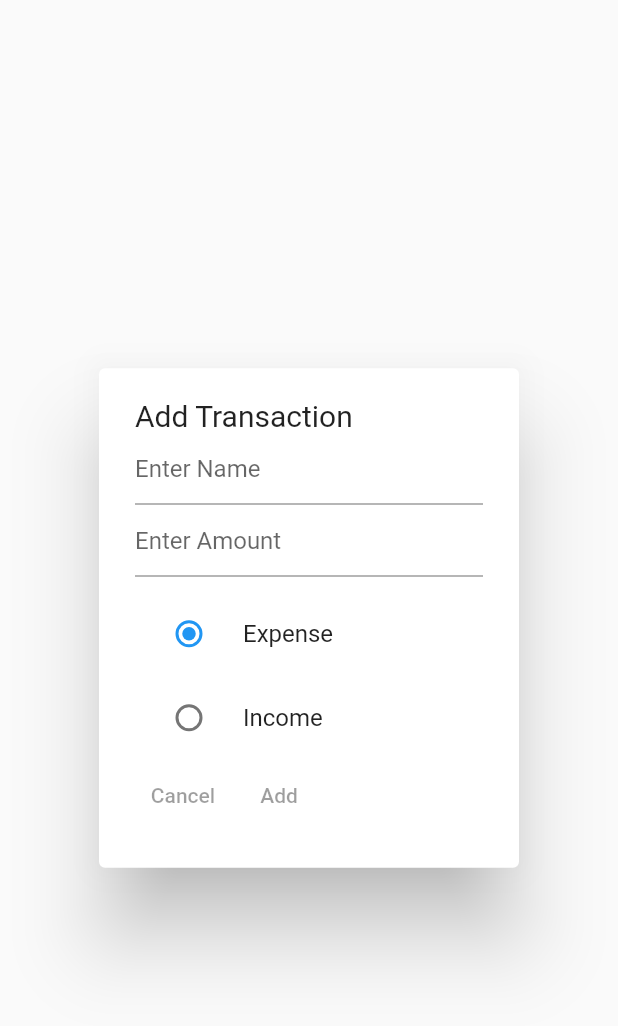
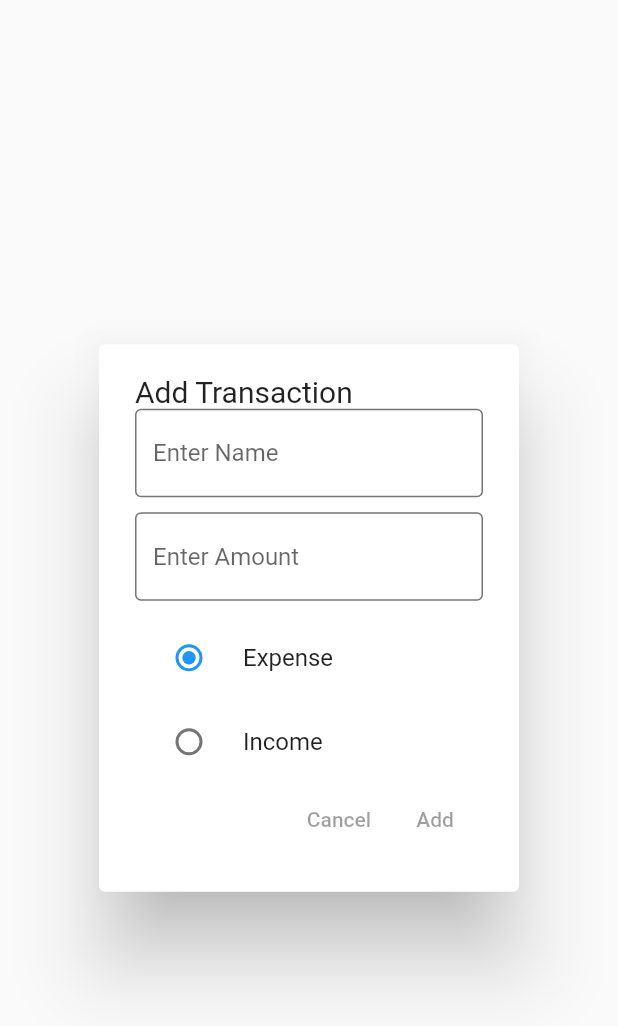
Before and after one commit to soulandbone/transactions_hive, a Flutter app: the TransactionDialog widget shown alone on an empty page, opened directly, on a phone screen of 412 x 824 dp. Shown: the top 1026 px of the screen. Run offline on Flutter 3.47's test engine with Material 2 defaults, Android fonts, the phone set to English and light mode, and no system bars; our stand-ins replace gap, hive_flutter; accounts and stored records are empty.

Commit message:
added style changes to the Transaction Form

```diff
--- a/lib/widgets/transaction_dialog.dart
+++ b/lib/widgets/transaction_dialog.dart
@@ -25,10 +25,34 @@ class _TransactionDialogState extends State<TransactionDialog> {
             ),
           ),
           TextFormField(
-            decoration: const InputDecoration(hintText: 'Enter Name'),
+            validator: (value) {
+              if (value!.isEmpty || value.length < 2) {
+                return 'Please submit a valid name for the TRX';
+              } else {
+                return null;
+              }
+            },
+            decoration: const InputDecoration(
+                hintText: 'Enter Name',
+                enabledBorder: OutlineInputBorder(
+                    borderSide: BorderSide(width: 1, color: Colors.black54))),
           ),
+          const Gap(10),
           TextFormField(
-            decoration: const InputDecoration(hintText: 'Enter Amount'),
+            validator: (value) {
+              if (value!.isEmpty) {
+                return 'Please enter an amount';
+              } else if (double.parse(value) <= 0) {
+                return 'Please enter an amount greater than zero';
+              } else {
+                return null;
+              }
+            },
+            keyboardType: TextInputType.number,
+            decoration: const InputDecoration(
+                hintText: 'Enter Amount',
+                enabledBorder: OutlineInputBorder(
+                    borderSide: BorderSide(width: 1, color: Colors.black54))),
           ),
           const Gap(10),
           buildRadioOptions(),
@@ -61,6 +85,7 @@ class _TransactionDialogState extends State<TransactionDialog> {
 
   Widget buildButtonRow() {
     return const Row(
+      mainAxisAlignment: MainAxisAlignment.end,
       children: [
         TextButton(onPressed: null, child: Text('Cancel')),
         TextButton(onPressed: null, child: Text('Add'))
```
